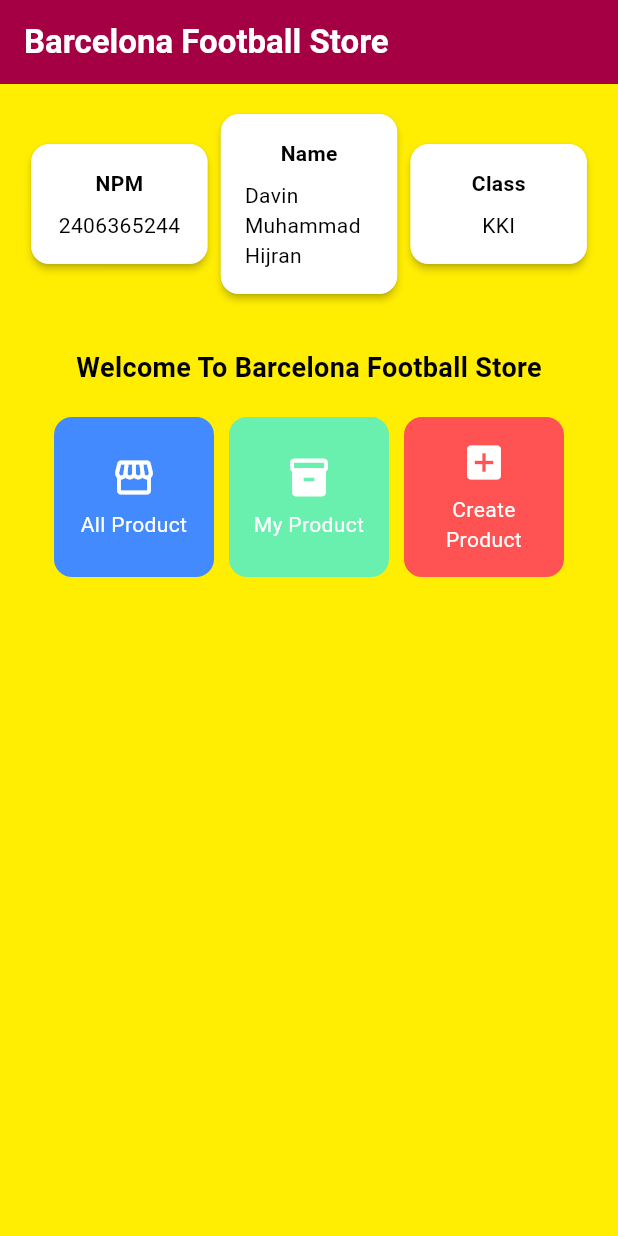
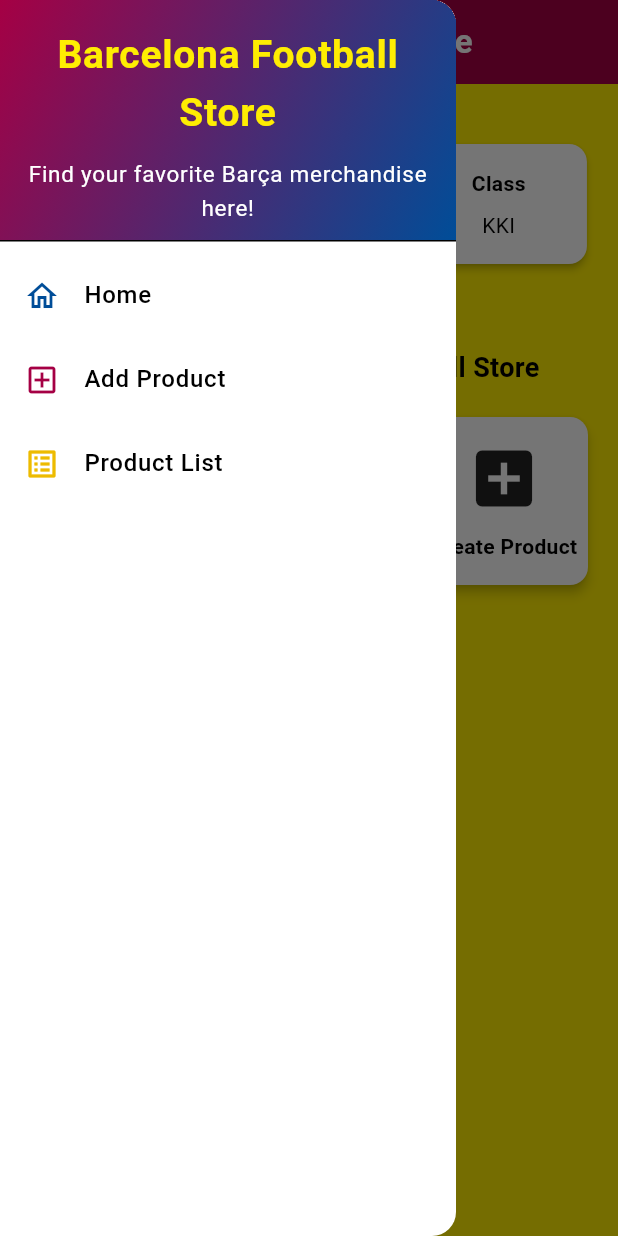
Before and after one commit to wilsonsangpedagang/barcelona-football-mobile, a Flutter app: the screen it shows after launch, with the side drawer open (before the commit the screen has no drawer), on a phone screen of 412 x 824 dp. Run offline on Flutter 3.47's test engine with Material 3 defaults, Android fonts, the phone set to English and light mode, and no system bars.

Commit message:
Assignment 2 Finish

```diff
--- a/lib/main.dart
+++ b/lib/main.dart
@@ -1,6 +1,6 @@
 
 import 'package:flutter/material.dart';
-import 'package:barcelona_football_mobile/menu.dart';
+import 'package:barcelona_football_mobile/screens/menu.dart';
 
 
 
--- a/lib/menu.dart
+++ /dev/null
@@ -1,188 +0,0 @@
-import 'package:flutter/material.dart';
-
-class MyHomePage extends StatelessWidget {
-  MyHomePage({super.key});
-
-  final String nama = "Davin Muhammad Hijran"; // Name
-  final String npm = "2406365244"; // NPM
-  final String kelas = "KKI"; // Class
-
-  final List<ItemHomepage> items = [
-    ItemHomepage("All Product", Icons.storefront, Colors.blueAccent),
-    ItemHomepage("My Product", Icons.inventory_2, Colors.greenAccent),
-    ItemHomepage("Create Product", Icons.add_box, Colors.redAccent),
-  ];
-  @override
-  Widget build(BuildContext context) {
-    // Scaffold menyediakan struktur dasar halaman dengan AppBar dan body.
-    return Scaffold(
-      // AppBar adalah bagian atas halaman yang menampilkan judul.
-      appBar: AppBar(
-        // Judul aplikasi "Football News" dengan teks putih dan tebal.
-        title: const Text(
-          'Barcelona Football Store',
-          style: TextStyle(
-            color: Colors.white,
-            fontWeight: FontWeight.bold,
-          ),
-        ),
-        // Warna latar belakang AppBar diambil dari skema warna tema aplikasi.
-        backgroundColor: Theme.of(context).colorScheme.primary,
-      ),
-      // Body halaman dengan padding di sekelilingnya.
-      body: Padding(
-        padding: const EdgeInsets.all(16.0),
-        // Menyusun widget secara vertikal dalam sebuah kolom.
-        child: Column(
-          crossAxisAlignment: CrossAxisAlignment.center,
-          children: [
-            // Row untuk menampilkan 3 InfoCard secara horizontal.
-            Row(
-              mainAxisAlignment: MainAxisAlignment.spaceEvenly,
-              children: [
-                InfoCard(title: 'NPM', content: npm),
-                InfoCard(title: 'Name', content: nama),
-                InfoCard(title: 'Class', content: kelas),
-              ],
-            ),
-
-            // Memberikan jarak vertikal 16 unit.
-            const SizedBox(height: 16.0),
-
-            // Menempatkan widget berikutnya di tengah halaman.
-            Center(
-              child: Column(
-                // Menyusun teks dan grid item secara vertikal.
-
-                children: [
-                  // Menampilkan teks sambutan dengan gaya tebal dan ukuran 18.
-                  const Padding(
-                    padding: EdgeInsets.only(top: 16.0),
-                    child: Text(
-                      'Welcome To Barcelona Football Store',
-                      style: TextStyle(
-                        fontWeight: FontWeight.bold,
-                        fontSize: 18.0,
-                      ),
-                    ),
-                  ),
-
-                  // Grid untuk menampilkan ItemCard dalam bentuk grid 3 kolom.
-                  GridView.count(
-                    primary: true,
-                    padding: const EdgeInsets.all(20),
-                    crossAxisSpacing: 10,
-                    mainAxisSpacing: 10,
-                    crossAxisCount: 3,
-                    // Agar grid menyesuaikan tinggi kontennya.
-                    shrinkWrap: true,
-
-                    // Menampilkan ItemCard untuk setiap item dalam list items.
-                    children: items.map((ItemHomepage item) {
-                      return ItemCard(item);
-                    }).toList(),
-                  ),
-                ],
-              ),
-            ),
-          ],
-        ),
-      ),
-    );
-  }
-}
-
-class InfoCard extends StatelessWidget {
-  // Kartu informasi yang menampilkan title dan content.
-
-  final String title;  // Judul kartu.
-  final String content;  // Isi kartu.
-
-  const InfoCard({super.key, required this.title, required this.content});
-
-  @override
-  Widget build(BuildContext context) {
-    return Card(
-      // Membuat kotak kartu dengan bayangan dibawahnya.
-      elevation: 2.0,
-      child: Container(
-        // Mengatur ukuran dan jarak di dalam kartu.
-        width: MediaQuery.of(context).size.width / 3.5, // menyesuaikan dengan lebar device yang digunakan.
-        padding: const EdgeInsets.all(16.0),
-        // Menyusun title dan content secara vertikal.
-        child: Column(
-          children: [
-            Text(
-              title,
-              style: const TextStyle(fontWeight: FontWeight.bold),
-            ),
-            const SizedBox(height: 8.0),
-            Text(content),
-          ],
-        ),
-      ),
-    );
-  }
-}
-
-class ItemHomepage {
-  final String name;
-  final IconData icon;
-  final Color color;
-
-  ItemHomepage(this.name, this.icon, this.color);
-}
-
-class ItemCard extends StatelessWidget {
-  // Menampilkan kartu dengan ikon dan nama.
-
-  final ItemHomepage item;
-
-  const ItemCard(this.item, {super.key});
-
-  @override
-  Widget build(BuildContext context) {
-    return Material(
-      // Menentukan warna latar belakang dari tema aplikasi.
-      color: item.color,
-      // Membuat sudut kartu melengkung.
-      borderRadius: BorderRadius.circular(12),
-
-      child: InkWell(
-        // Aksi ketika kartu ditekan.
-        onTap: () {
-          // Menampilkan pesan SnackBar saat kartu ditekan.
-          ScaffoldMessenger.of(context)
-            ..hideCurrentSnackBar()
-            ..showSnackBar(
-                SnackBar(content: Text("You have pressed the ${item.name} button !"))
-            );
-        },
-        // Container untuk menyimpan Icon dan Text
-        child: Container(
-          padding: const EdgeInsets.all(8),
-          child: Center(
-            child: Column(
-              // Menyusun ikon dan teks di tengah kartu.
-              mainAxisAlignment: MainAxisAlignment.center,
-              children: [
-                Icon(
-                  item.icon,
-                  color: Colors.white,
-                  size: 30.0,
-                ),
-                const Padding(padding: EdgeInsets.all(3)),
-                Text(
-                  item.name,
-                  textAlign: TextAlign.center,
-                  style: const TextStyle(color: Colors.white),
-                ),
-              ],
-            ),
-          ),
-        ),
-      ),
-    );
-  }
-
-}
--- /dev/null
+++ b/lib/screens/menu.dart
@@ -0,0 +1,124 @@
+import 'package:flutter/material.dart';
+import 'package:barcelona_football_mobile/widgets/left_drawer.dart';
+import 'package:barcelona_football_mobile/widgets/product_card.dart'; // ✅ Updated import
+
+class MyHomePage extends StatelessWidget {
+  MyHomePage({super.key});
+
+  final String nama = "Davin Muhammad Hijran"; // Name
+  final String npm = "2406365244"; // NPM
+  final String kelas = "KKI"; // Class
+
+  // ✅ Define the list of items for the homepage
+  final List<ItemHomepage> items = [
+    ItemHomepage("All Product", Icons.storefront, Colors.blueAccent),
+    ItemHomepage("My Product", Icons.inventory_2, Colors.orangeAccent),
+    ItemHomepage("Create Product", Icons.add_box, Colors.green),
+  ];
+
+  @override
+  Widget build(BuildContext context) {
+    return Scaffold(
+      backgroundColor: Theme.of(context).colorScheme.background, // ✅ Matches color scheme
+      appBar: AppBar(
+        title: const Text(
+          'Barcelona Football Store',
+          style: TextStyle(
+            color: Colors.white,
+            fontWeight: FontWeight.bold,
+          ),
+        ),
+        backgroundColor: Theme.of(context).colorScheme.primary,
+      ),
+      drawer: const LeftDrawer(),
+      body: Padding(
+        padding: const EdgeInsets.all(16.0),
+        child: Column(
+          crossAxisAlignment: CrossAxisAlignment.center,
+          children: [
+            // ✅ Info cards row
+            Row(
+              mainAxisAlignment: MainAxisAlignment.spaceEvenly,
+              children: [
+                InfoCard(title: 'NPM', content: npm),
+                InfoCard(title: 'Name', content: nama),
+                InfoCard(title: 'Class', content: kelas),
+              ],
+            ),
+            const SizedBox(height: 16.0),
+            // ✅ Welcome text + grid of menu items
+            Center(
+              child: Column(
+                children: [
+                  const Padding(
+                    padding: EdgeInsets.only(top: 16.0),
+                    child: Text(
+                      'Welcome to Barcelona Football Store',
+                      style: TextStyle(
+                        fontWeight: FontWeight.bold,
+                        fontSize: 18.0,
+                      ),
+                    ),
+                  ),
+                  const SizedBox(height: 16.0),
+                  GridView.count(
+                    crossAxisCount: 3,
+                    crossAxisSpacing: 10,
+                    mainAxisSpacing: 10,
+                    shrinkWrap: true,
+                    physics: const NeverScrollableScrollPhysics(),
+                    children: items.map((ItemHomepage item) {
+                      return ItemCard(item: item);
+                    }).toList(),
+                  ),
+                ],
+              ),
+            ),
+          ],
+        ),
+      ),
+    );
+  }
+}
+
+// ✅ InfoCard widget (unchanged)
+class InfoCard extends StatelessWidget {
+  final String title;
+  final String content;
+
+  const InfoCard({
+    super.key,
+    required this.title,
+    required this.content,
+  });
+
+  @override
+  Widget build(BuildContext context) {
+    return Card(
+      elevation: 2.0,
+      child: Container(
+        width: MediaQuery.of(context).size.width / 3.5,
+        padding: const EdgeInsets.all(16.0),
+        child: Column(
+          children: [
+            Text(
+              title,
+              style: const TextStyle(fontWeight: FontWeight.bold),
+            ),
+            const SizedBox(height: 8.0),
+            Text(content),
+          ],
+        ),
+      ),
+    );
+  }
+}
+
+// ✅ Updated ItemHomepage class to include color
+class ItemHomepage {
+  final String title;
+  final IconData icon;
+  final Color color;
+
+  ItemHomepage(this.title, this.icon, this.color);
+}
--- /dev/null
+++ b/lib/widgets/left_drawer.dart
@@ -0,0 +1,108 @@
+import 'package:flutter/material.dart';
+import 'package:barcelona_football_mobile/screens/menu.dart';
+import 'package:barcelona_football_mobile/screens/product_form.dart'; // You can adjust this name later
+
+class LeftDrawer extends StatelessWidget {
+  const LeftDrawer({super.key});
+
+  @override
+  Widget build(BuildContext context) {
+    return Drawer(
+      child: ListView(
+        children: [
+          // 🔵 Drawer header section (Barcelona theme)
+          const DrawerHeader(
+            decoration: BoxDecoration(
+              gradient: LinearGradient(
+                colors: [Color(0xFFA50044), Color(0xFF004D98)],
+                begin: Alignment.topLeft,
+                end: Alignment.bottomRight,
+              ),
+            ),
+            child: Column(
+              mainAxisAlignment: MainAxisAlignment.center,
+              children: [
+                Text(
+                  'Barcelona Football Store',
+                  textAlign: TextAlign.center,
+                  style: TextStyle(
+                    fontSize: 26,
+                    fontWeight: FontWeight.bold,
+                    color: Color(0xFFFFED02), // gold-yellow accent
+                  ),
+                ),
+                SizedBox(height: 10),
+                Text(
+                  "Find your favorite Barça merchandise here!",
+                  textAlign: TextAlign.center,
+                  style: TextStyle(
+                    fontSize: 15,
+                    color: Colors.white,
+                    fontWeight: FontWeight.normal,
+                  ),
+                ),
+              ],
+            ),
+          ),
+
+          // 🏠 Home
+          ListTile(
+            leading: const Icon(Icons.home_outlined, color: Color(0xFF004D98)),
+            title: const Text(
+              'Home',
+              style: TextStyle(fontWeight: FontWeight.w500),
+            ),
+            onTap: () {
+              Navigator.pushReplacement(
+                context,
+                MaterialPageRoute(
+                  builder: (context) => MyHomePage(),
+                ),
+              );
+            },
+          ),
+
+          // ➕ Add Product
+          ListTile(
+            leading: const Icon(Icons.add_box_outlined, color: Color(0xFFA50044)),
+            title: const Text(
+              'Add Product',
+              style: TextStyle(fontWeight: FontWeight.w500),
+            ),
+            onTap: () {
+              Navigator.pushReplacement(
+                context,
+                MaterialPageRoute(
+                  builder: (context) => const ProductFormPage(), // Change name if needed
+                ),
+              );
+            },
+          ),
+
+          // 🛒 Product List
+          ListTile(
+            leading: const Icon(Icons.list_alt, color: Color(0xFFEDBB00)),
+            title: const Text(
+              'Product List',
+              style: TextStyle(fontWeight: FontWeight.w500),
+            ),
+            onTap: () {
+              // Temporary alert until the page is implemented
+              ScaffoldMessenger.of(context)
+                ..hideCurrentSnackBar()
+                ..showSnackBar(
+                  const SnackBar(
+                    backgroundColor: Color(0xFFA50044),
+                    content: Text(
+                      'Feature coming soon: Product List Page!',
+                      style: TextStyle(color: Colors.white),
+                    ),
+                  ),
+                );
+            },
+          ),
+        ],
+      ),
+    );
+  }
+}
--- /dev/null
+++ b/lib/widgets/product_card.dart
@@ -0,0 +1,54 @@
+import 'package:flutter/material.dart';
+import 'package:barcelona_football_mobile/screens/product_form.dart'; // ✅ for navigation
+import 'package:barcelona_football_mobile/screens/menu.dart'; // ✅ to use ItemHomepage class
+
+class ItemCard extends StatelessWidget {
+  final ItemHomepage item;
+
+  const ItemCard({super.key, required this.item});
+
+  @override
+  Widget build(BuildContext context) {
+    return Card(
+      elevation: 3,
+      child: InkWell(
+        onTap: () {
+          if (item.title == "Create Product") {
+            Navigator.push(
+              context,
+              MaterialPageRoute(builder: (context) => const ProductFormPage()),
+            );
+          } else {
+            showDialog(
+              context: context,
+              builder: (context) => AlertDialog(
+                title: Text(item.title),
+                content: const Text("This feature is not available yet."),
+                actions: [
+                  TextButton(
+                    onPressed: () => Navigator.pop(context),
+                    child: const Text("OK"),
+                  ),
+                ],
+              ),
+            );
+          }
+        },
+        child: Center(
+          child: Column(
+            mainAxisAlignment: MainAxisAlignment.center,
+            children: [
+              Icon(item.icon, size: 50),
+              const SizedBox(height: 10),
+              Text(
+                item.title,
+                textAlign: TextAlign.center,
+                style: const TextStyle(fontWeight: FontWeight.w600),
+              ),
+            ],
+          ),
+        ),
+      ),
+    );
+  }
+}
```
Also changed, not shown: lib/screens/product_form.dart (added, +271 -0 lines).
